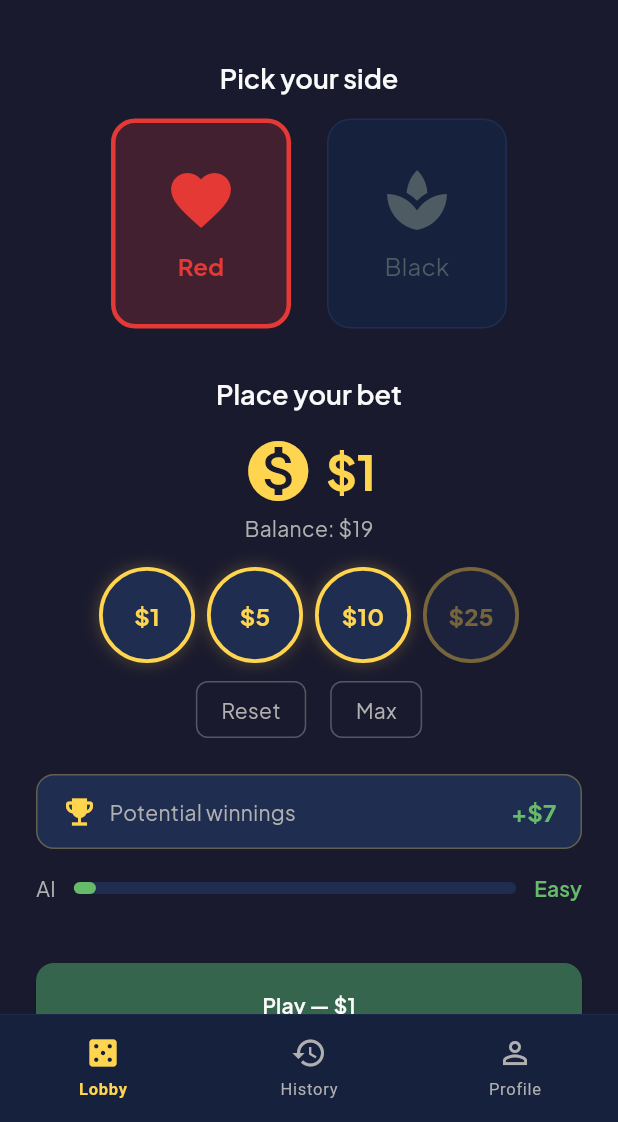
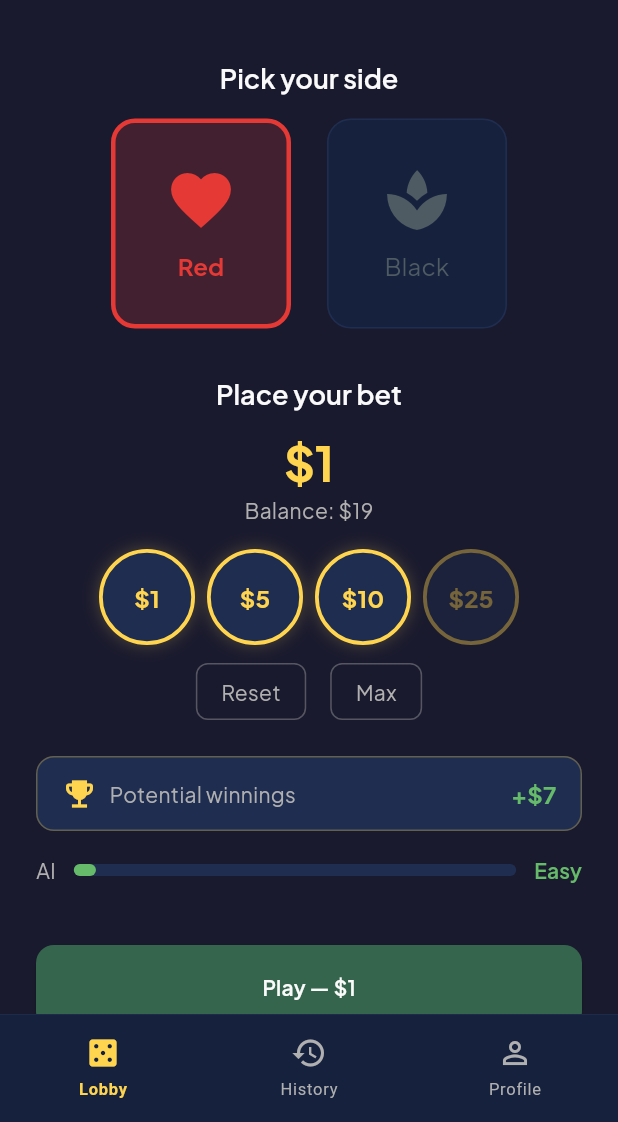
Before and after one commit to Strime/tictacbet, a Flutter app: the screen it shows after launch, on a phone screen of 412 x 824 dp, the part 114-1236 px from its top. Run offline on Flutter 3.47's test engine with Material 3 defaults, Android fonts, the phone set to English and light mode, and no system bars; drawn by our look-alikes of flutter_animate; our stand-ins replace equatable, flutter_bloc, freezed_annotation, get_it, go_router, google_fonts and 2 more.

Commit message:
refactor: remove redundant coin icon from bet amount display

```diff
--- a/lib/features/lobby/presentation/widgets/bet_amount_display.dart
+++ b/lib/features/lobby/presentation/widgets/bet_amount_display.dart
@@ -35,12 +35,6 @@ class _BetAmountDisplayState extends State<BetAmountDisplay> {
         Row(
           mainAxisAlignment: MainAxisAlignment.center,
           children: [
-            const Icon(
-              Icons.monetization_on,
-              color: AppColors.chipGold,
-              size: AppSpacing.iconXl,
-            ),
-            const SizedBox(width: AppSpacing.sm),
             TweenAnimationBuilder<int>(
               tween: IntTween(begin: _previousAmount, end: widget.betAmount),
               duration: const Duration(
```
